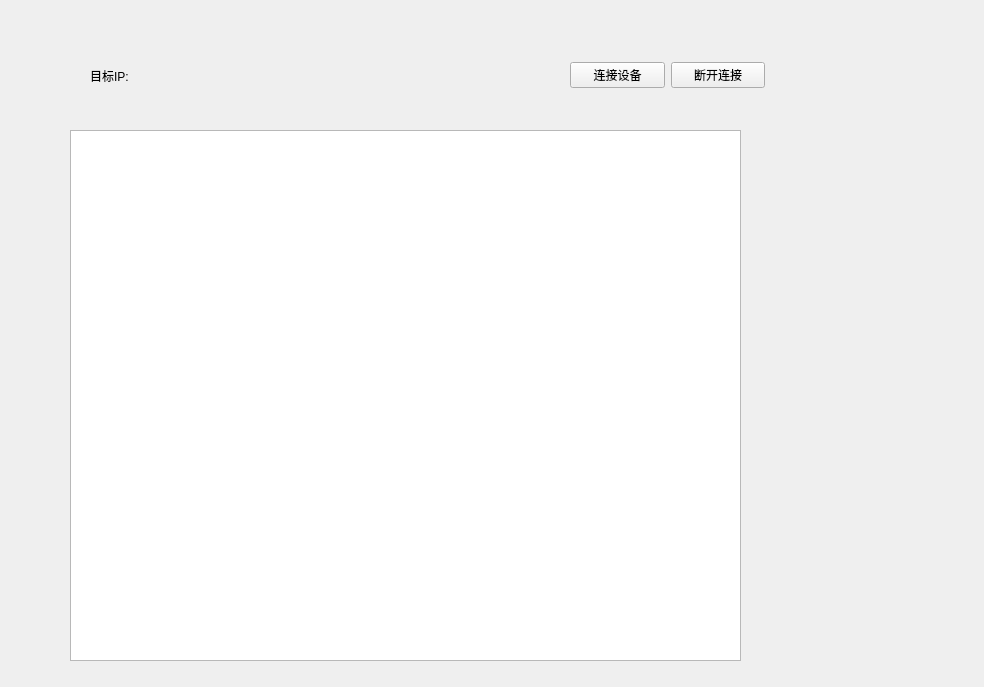
First picture: the form in ftpform.ui, repository ggy05212/FTPuse.-.1-15.22, before the edit.
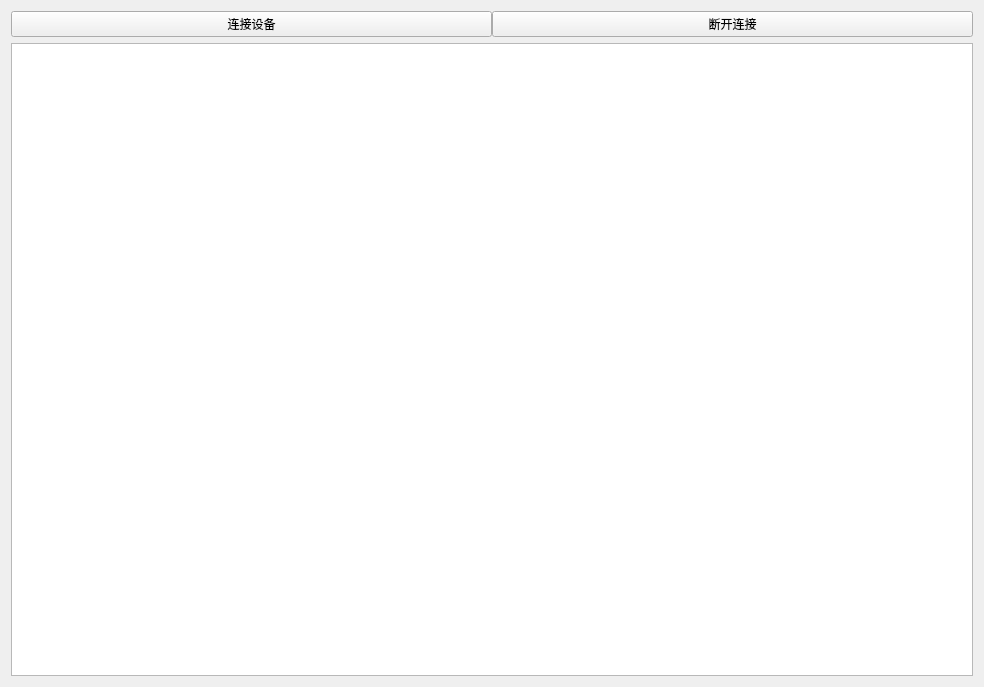
Second picture: the form after the edit. Custom widgets are drawn as their Qt base class.

What changed in the file:
```diff
--- a/ftpform.ui
+++ b/ftpform.ui
@@ -13,26 +13,12 @@
   <property name="windowTitle">
    <string>Form</string>
   </property>
-  <widget class="QTableWidget" name="tableWidget">
-   <property name="geometry">
-    <rect>
-     <x>70</x>
-     <y>130</y>
-     <width>671</width>
-     <height>531</height>
-    </rect>
-   </property>
-  </widget>
-  <widget class="QWidget" name="widget_2" native="true">
-   <property name="geometry">
-    <rect>
-     <x>90</x>
-     <y>40</y>
-     <width>281</width>
-     <height>71</height>
-    </rect>
-   </property>
    <layout class="QGridLayout" name="gridLayout">
+   <item row="0" column="0">
+    <layout class="QVBoxLayout" name="verticalLayout">
+     <item>
+      <widget class="QWidget" name="widget_3" native="true">
+       <layout class="QGridLayout" name="gridLayout_2">
     <property name="leftMargin">
      <number>0</number>
     </property>
@@ -45,34 +31,10 @@
     <property name="bottomMargin">
      <number>0</number>
     </property>
-    <property name="spacing">
+        <property name="horizontalSpacing">
      <number>0</number>
     </property>
     <item row="0" column="0">
-     <layout class="QHBoxLayout" name="horizontalLayout">
-      <item>
-       <widget class="QLabel" name="label">
-        <property name="text">
-         <string>目标IP:</string>
-        </property>
-       </widget>
-      </item>
-      <item>
-       <widget class="IPInputWidget" name="widget" native="true"/>
-      </item>
-     </layout>
-    </item>
-   </layout>
-  </widget>
-  <widget class="QWidget" name="">
-   <property name="geometry">
-    <rect>
-     <x>570</x>
-     <y>60</y>
-     <width>195</width>
-     <height>30</height>
-    </rect>
-   </property>
    <layout class="QHBoxLayout" name="horizontalLayout_2">
     <item>
      <widget class="QPushButton" name="FTPconnect">
@@ -89,16 +51,17 @@
      </widget>
     </item>
    </layout>
-  </widget>
+        </item>
+       </layout>
+      </widget>
+     </item>
+     <item>
+      <widget class="QTableWidget" name="tableWidget"/>
+     </item>
+    </layout>
+   </item>
+  </layout>
  </widget>
- <customwidgets>
-  <customwidget>
-   <class>IPInputWidget</class>
-   <extends>QWidget</extends>
-   <header location="global">ipinputwidget.h</header>
-   <container>1</container>
-  </customwidget>
- </customwidgets>
  <resources/>
  <connections/>
 </ui>
```
Lines whose indentation alone changed are shown as unchanged.
